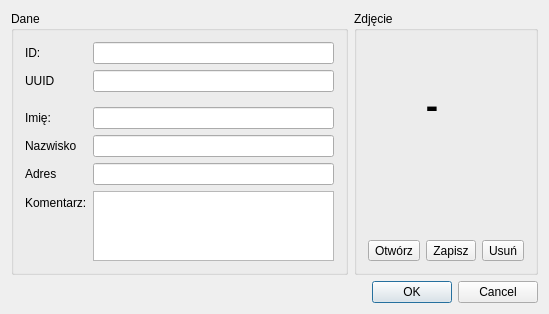
Old version of the form src/ui/PersonAdder.ui in the repository Athantor/farec.
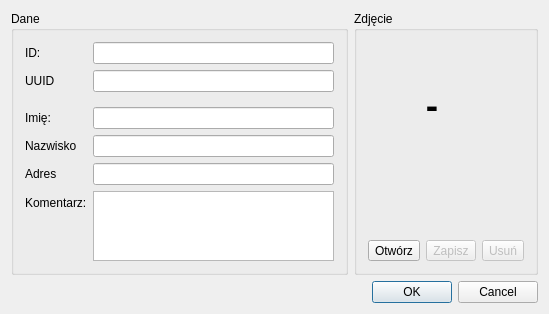
New version of the form. Icons and pictures are not drawn.

Diff of the .ui file:
```diff
--- a/src/ui/PersonAdder.ui
+++ b/src/ui/PersonAdder.ui
@@ -179,6 +179,9 @@
           </item>
           <item>
            <widget class="QToolButton" name="SaveImgTbn">
+            <property name="enabled">
+             <bool>false</bool>
+            </property>
             <property name="text">
              <string>Zapisz</string>
             </property>
@@ -190,6 +193,9 @@
           </item>
           <item>
            <widget class="QToolButton" name="DelImgTbn">
+            <property name="enabled">
+             <bool>false</bool>
+            </property>
             <property name="text">
              <string>Usuń</string>
             </property>
```
